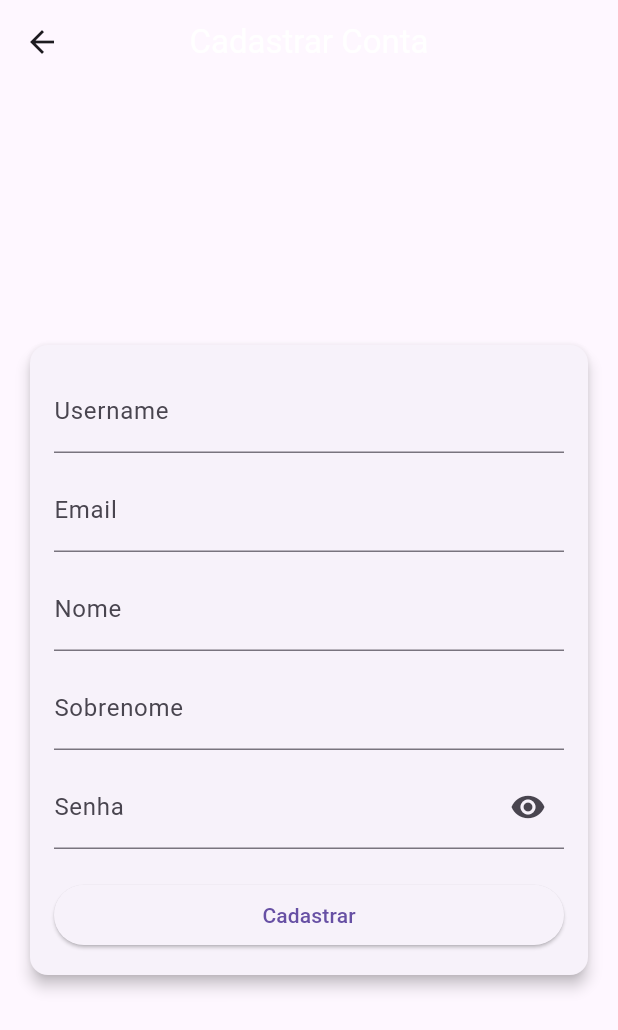
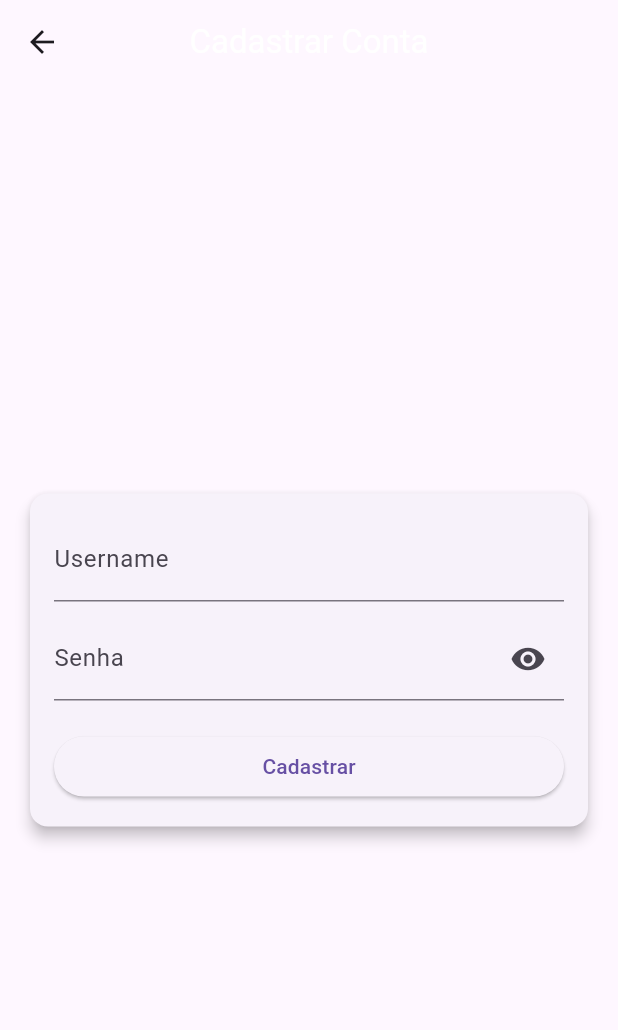
Before and after one commit to dust771/Adopt-Yout-Pet-Project, a Flutter app: the RegisterPage screen opened directly, on a phone screen of 412 x 824 dp. Shown: the top 1030 px of the screen. Run offline on Flutter 3.47's test engine with Material 3 defaults, Android fonts, the phone set to English and light mode, and no system bars; our stand-ins replace carousel_slider, image_picker.

Commit message:
simple register

```diff
--- a/mobile/ayp/lib/pages/registerPage.dart
+++ b/mobile/ayp/lib/pages/registerPage.dart
@@ -99,24 +99,6 @@ class _RegisterPageState extends State<RegisterPage> {
                       ),
                       const SizedBox(height: 10),
                       TextFormField(
-                        controller: _emailController,
-                        decoration: const InputDecoration(labelText: 'Email'),
-                        validator: (value) => (value == null || value.isEmpty) ? 'Informe o email' : null,
-                      ),
-                      const SizedBox(height: 10),
-                      TextFormField(
-                        controller: _firstNameController,
-                        decoration: const InputDecoration(labelText: 'Nome'),
-                        validator: (value) => (value == null || value.isEmpty) ? 'Informe o nome' : null,
-                      ),
-                      const SizedBox(height: 10),
-                      TextFormField(
-                        controller: _lastNameController,
-                        decoration: const InputDecoration(labelText: 'Sobrenome'),
-                        validator: (value) => (value == null || value.isEmpty) ? 'Informe o sobrenome' : null,
-                      ),
-                      const SizedBox(height: 10),
-                      TextFormField(
                         controller: _passwordController,
                         obscureText: _obscurePassword,
                         decoration: InputDecoration(
```
Also changed, not shown: 1 other file.
